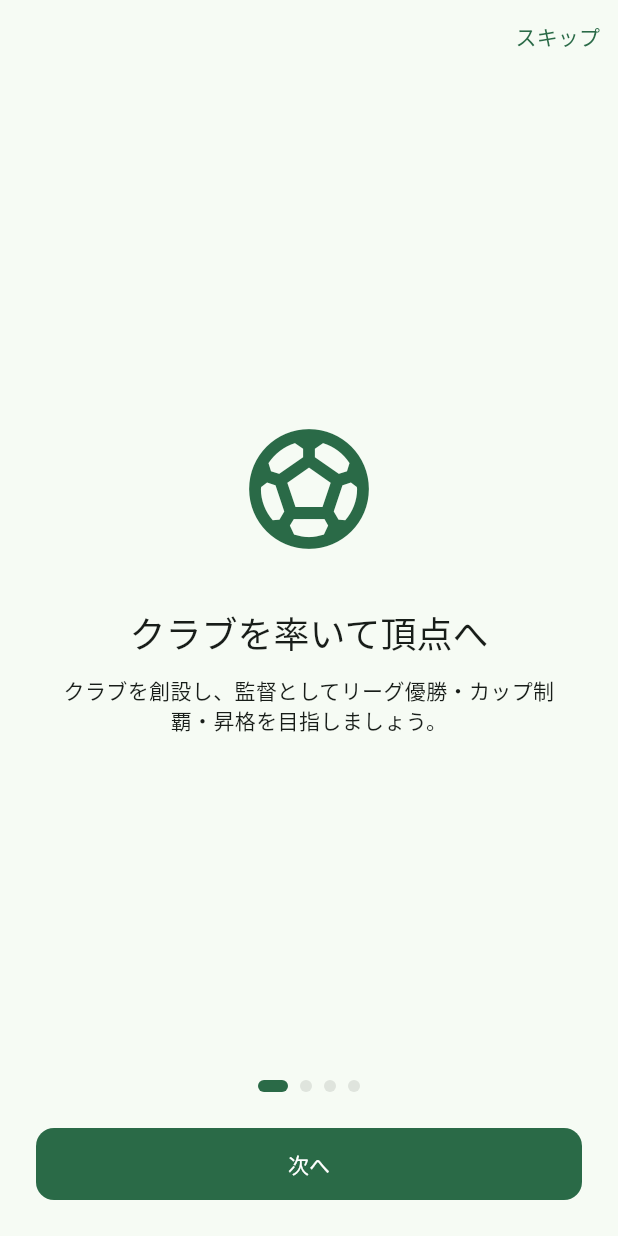
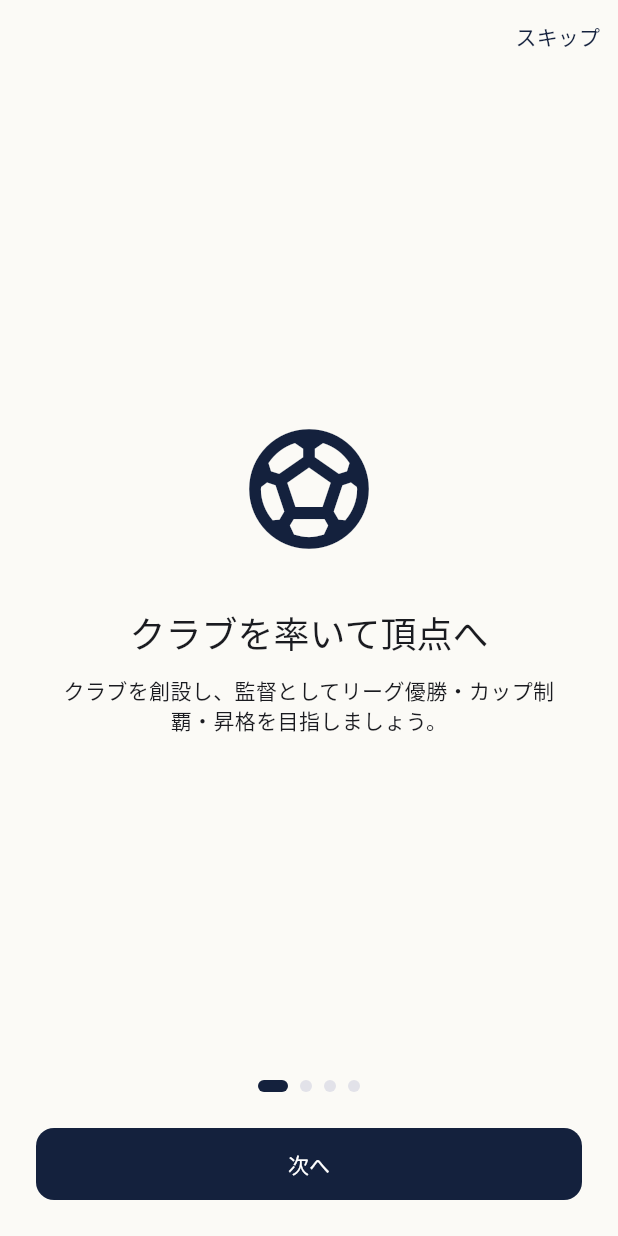
Before and after one commit to nami0817kk-arch/kabu-agari-ranking, a Flutter app: the screen it shows after launch, on a phone screen of 412 x 824 dp. Run offline on Flutter 3.47's test engine with Material 3 defaults, Android fonts, the phone set to English and light mode, and no system bars; our stand-ins replace google_fonts, shared_preferences; missing offline and left inert: flame.

Commit message:
Apply an executive navy & gold theme with serif headline typography for a more premium feel

```diff
--- a/soccer_manager/lib/main.dart
+++ b/soccer_manager/lib/main.dart
@@ -1,4 +1,5 @@
 import 'package:flutter/material.dart';
+import 'package:google_fonts/google_fonts.dart';
 import 'package:provider/provider.dart';
 import 'services/feedback_service.dart';
 import 'state/game_state.dart';
@@ -9,6 +10,11 @@ import 'screens/start_screen.dart';
 void main() {
   runApp(const SoccerManagerApp());
 }
+
+/// クラブの重役室を思わせる、紺(ネイビー)と金(ゴールド)を基調にした配色。
+const _navy = Color(0xFF14213D);
+const _navyDeep = Color(0xFF0B1526);
+const _gold = Color(0xFFC9A24B);
 
 class SoccerManagerApp extends StatelessWidget {
   const SoccerManagerApp({super.key});
@@ -34,30 +40,67 @@ class SoccerManagerApp extends StatelessWidget {
     );
   }
 
+  /// 見出し類だけ明朝体にして格式のある雰囲気を出し、本文は引き続き読みやすい
+  /// ゴシック体のままにする。
+  TextTheme _withSerifHeadlines(TextTheme t) {
+    TextStyle? serif(TextStyle? s) =>
+        s == null ? null : GoogleFonts.shipporiMincho(textStyle: s);
+    return t.copyWith(
+      displayLarge: serif(t.displayLarge),
+      displayMedium: serif(t.displayMedium),
+      displaySmall: serif(t.displaySmall),
+      headlineLarge: serif(t.headlineLarge),
+      headlineMedium: serif(t.headlineMedium),
+      headlineSmall: serif(t.headlineSmall),
+      titleLarge: serif(t.titleLarge),
+      titleMedium: serif(t.titleMedium),
+    );
+  }
+
   ThemeData _buildTheme(Brightness brightness, {required bool boldText}) {
+    final isDark = brightness == Brightness.dark;
+    final scheme = ColorScheme.fromSeed(
+      seedColor: _navy,
+      brightness: brightness,
+      primary: _navy,
+      secondary: _gold,
+      tertiary: _gold,
+      surface: isDark ? _navyDeep : const Color(0xFFFBFAF6),
+    );
     final base = ThemeData(
-      colorSchemeSeed: const Color(0xFF1B5E3C),
+      colorScheme: scheme,
       useMaterial3: true,
       brightness: brightness,
     );
+    var textTheme = _withSerifHeadlines(base.textTheme);
+    if (boldText) textTheme = _bolden(textTheme);
     return base.copyWith(
-      textTheme: boldText ? _bolden(base.textTheme) : base.textTheme,
+      textTheme: textTheme,
       cardTheme: CardThemeData(
-        elevation: 0,
+        elevation: isDark ? 0 : 1,
+        shadowColor: _gold.withValues(alpha: 0.18),
         color: base.colorScheme.surfaceContainerHigh,
-        shape: RoundedRectangleBorder(borderRadius: BorderRadius.circular(16)),
+        shape: RoundedRectangleBorder(
+          borderRadius: BorderRadius.circular(16),
+          side: BorderSide(color: _gold.withValues(alpha: 0.18)),
+        ),
         margin: const EdgeInsets.only(bottom: 12),
       ),
       appBarTheme: AppBarTheme(
         backgroundColor: base.colorScheme.surface,
         foregroundColor: base.colorScheme.onSurface,
+        titleTextStyle: GoogleFonts.shipporiMincho(
+          textStyle: base.textTheme.titleLarge,
+          fontWeight: FontWeight.w600,
+        ),
         elevation: 0,
         scrolledUnderElevation: 1,
         centerTitle: false,
+        surfaceTintColor: _gold,
       ),
       navigationBarTheme: NavigationBarThemeData(
         backgroundColor: base.colorScheme.surfaceContainer,
-        indicatorColor: base.colorScheme.primaryContainer,
+        indicatorColor: _gold.withValues(alpha: 0.24),
       ),
       inputDecorationTheme: InputDecorationTheme(
         border: OutlineInputBorder(borderRadius: BorderRadius.circular(12)),
--- a/soccer_manager/pubspec.yaml
+++ b/soccer_manager/pubspec.yaml
@@ -39,6 +39,7 @@ dependencies:
   flame: ^1.18.0
   provider: ^6.1.2
   shared_preferences: ^2.3.2
+  google_fonts: ^6.2.1
 
 dev_dependencies:
   flutter_test:
```
Also changed, not shown: soccer_manager/pubspec.lock.
